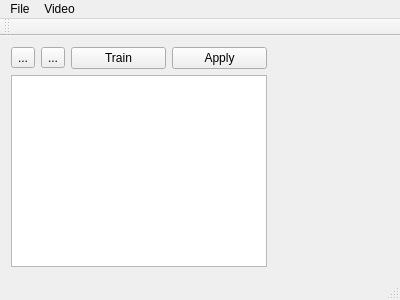
Above: mainwindow.ui from TimSC/sense-scanner before the change. Below: the same form after it.
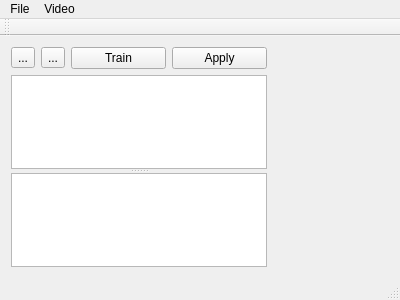
That is the form after the change. Icons and pictures are not drawn. Custom widgets are drawn as their Qt base class.

Commit message: Adding a list of models

```diff
--- a/mainwindow.ui
+++ b/mainwindow.ui
@@ -14,6 +14,8 @@
    <string>MainWindow</string>
   </property>
   <widget class="QWidget" name="centralWidget">
+   <layout class="QVBoxLayout" name="verticalLayout_2">
+    <item>
    <layout class="QHBoxLayout" name="horizontalLayout">
     <item>
      <layout class="QVBoxLayout" name="verticalLayout">
@@ -58,6 +60,10 @@
        </layout>
       </item>
       <item>
+         <widget class="QSplitter" name="splitter">
+          <property name="orientation">
+           <enum>Qt::Vertical</enum>
+          </property>
        <widget class="SourcesList" name="dataSources">
         <property name="sizePolicy">
          <sizepolicy hsizetype="Minimum" vsizetype="Expanding">
@@ -66,11 +72,15 @@
          </sizepolicy>
         </property>
        </widget>
+          <widget class="QListView" name="modelList"/>
+         </widget>
       </item>
      </layout>
     </item>
     <item>
      <widget class="VideoWidget" name="widget" native="true"/>
+      </item>
+     </layout>
     </item>
    </layout>
   </widget>
```
Lines whose indentation alone changed are shown as unchanged.
